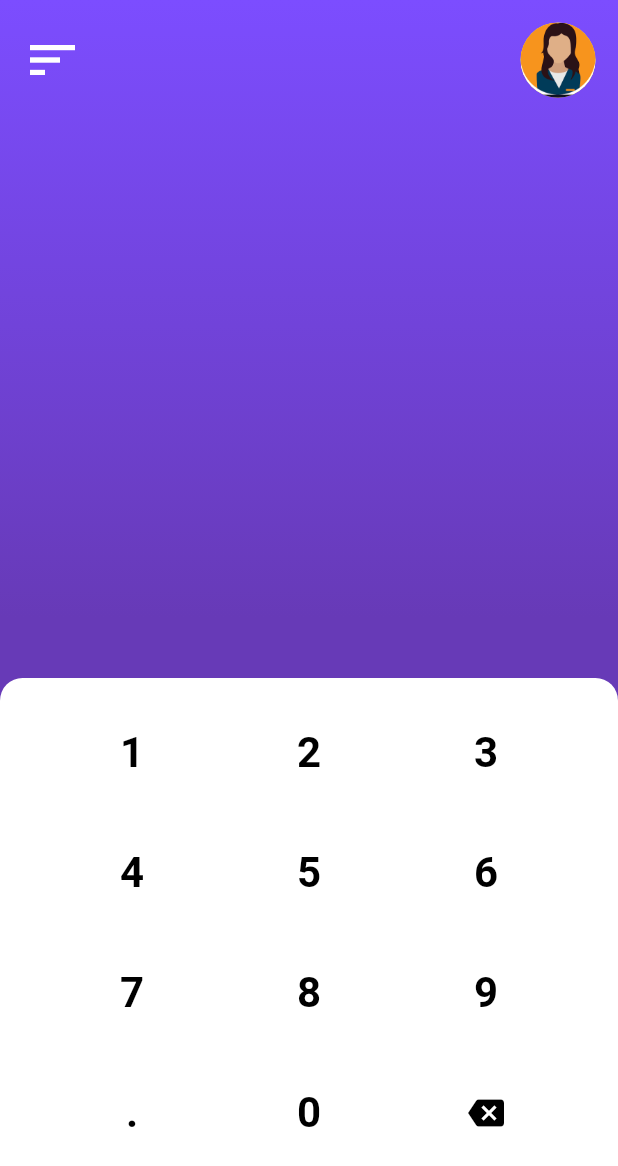
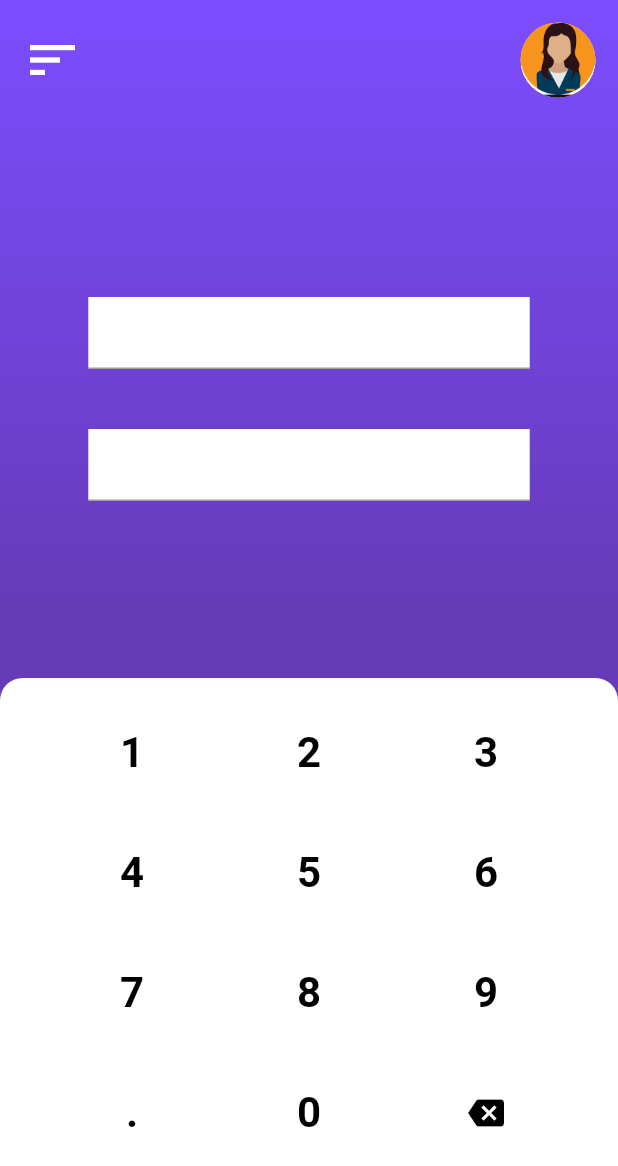
Before and after one commit to Shilpa224/Currency-Converter, a Flutter app: the screen it shows after launch, on a phone screen of 412 x 824 dp. Shown: the top 1166 px of the screen. Run offline on Flutter 3.47's test engine with Material 2 defaults, Android fonts, the phone set to English and light mode, and no system bars.

Commit message:
Modify
Added textField for input currency

```diff
--- a/lib/screens/otpScreen.dart
+++ b/lib/screens/otpScreen.dart
@@ -1,6 +1,8 @@
 import 'package:flutter/cupertino.dart';
 import 'package:flutter/material.dart';
-import 'package:flutter_project/utls/inputKey.dart';
+import 'package:flutter_project/utils/appBar.dart';
+import 'package:flutter_project/utils/inputKey.dart';
+import 'package:flutter_project/utils/textField.dart';
 
 class OtpScreen extends StatefulWidget {
   @override
@@ -13,6 +15,15 @@ class _OtpScreenState extends State<OtpScreen> {
   // TextEditingController pinTwoController = TextEditingController();
   // TextEditingController pinThreeController = TextEditingController();
   // TextEditingController pinFourController = TextEditingController();
+  TextEditingController _upperTextField = TextEditingController();
+  TextEditingController _lowerTextField = TextEditingController();
+
+  @override
+  void dispose() {
+    _upperTextField.dispose();
+    _lowerTextField.dispose();
+    super.dispose();
+  }
 
   var outlineInputBorder = OutlineInputBorder(
     borderRadius: BorderRadius.circular(10.0),
@@ -27,27 +38,7 @@ class _OtpScreenState extends State<OtpScreen> {
       child: Column(
         children: [
           // buildExitButton(),
-          Container(
-            child: Padding(
-              padding: const EdgeInsets.all(15.0),
-              child: Row(
-                mainAxisAlignment: MainAxisAlignment.spaceEvenly,
-                children: [
-                  Icon(
-                    Icons.sort,
-                    color: Colors.white,
-                    size: 40,
-                  ),
-                  Spacer(),
-                  CircleAvatar(
-                    backgroundColor: Colors.yellow,
-                    backgroundImage: AssetImage('images/avatar.png'),
-                    radius: 25,
-                  ),
-                ],
-              ),
-            ),
-          ),
+          appBar(),
           Expanded(
             child: Container(
               alignment: Alignment(0, 0),
@@ -55,9 +46,9 @@ class _OtpScreenState extends State<OtpScreen> {
               child: Column(
                 mainAxisSize: MainAxisSize.min,
                 children: [
-                  // buildSecurityText(),
-                  SizedBox(height: 0),
-                  // buildPinRow(),
+                  CurrencyTextField(),
+                  SizedBox(height: 40),
+                  CurrencyTextField(),
                 ],
               ),
             ),
--- /dev/null
+++ b/lib/utils/appBar.dart
@@ -0,0 +1,25 @@
+import 'package:flutter/material.dart';
+
+Container appBar() {
+  return Container(
+    child: Padding(
+      padding: const EdgeInsets.all(15.0),
+      child: Row(
+        mainAxisAlignment: MainAxisAlignment.spaceEvenly,
+        children: [
+          Icon(
+            Icons.sort,
+            color: Colors.white,
+            size: 40,
+          ),
+          Spacer(),
+          CircleAvatar(
+            backgroundColor: Colors.yellow,
+            backgroundImage: AssetImage('images/avatar.png'),
+            radius: 25,
+          ),
+        ],
+      ),
+    ),
+  );
+}
--- /dev/null
+++ b/lib/utils/textField.dart
@@ -0,0 +1,13 @@
+import 'package:flutter/material.dart';
+
+class CurrencyTextField extends StatelessWidget {
+  @override
+  Widget build(BuildContext context) {
+    var _size = MediaQuery.of(context).size;
+    return Container(
+      width: _size.width / 1.4,
+      color: Colors.white,
+      child: TextField(),
+    );
+  }
+}
```
Also changed, not shown: lib/main.dart (+0 -31 lines), lib/utils/DialPad.dart (renamed from lib/utls/DialPad.dart), lib/utils/inputKey.dart (renamed from lib/utls/inputKey.dart).
